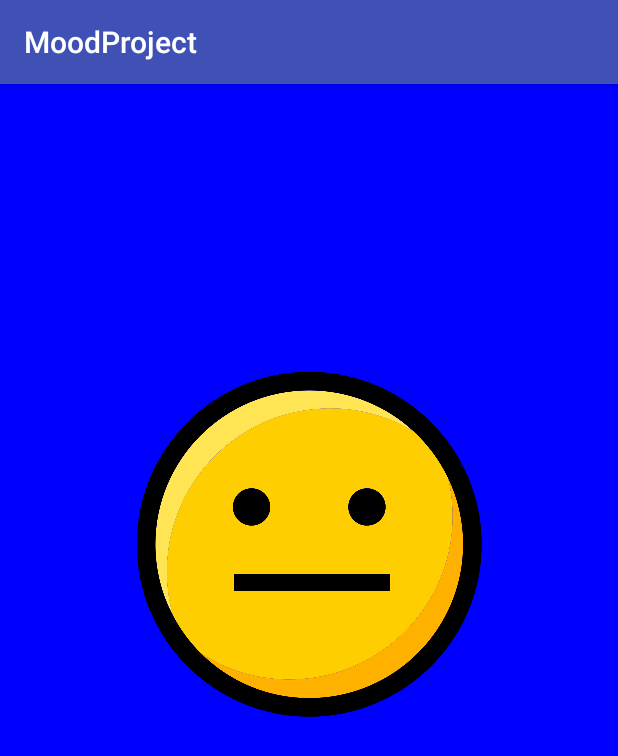
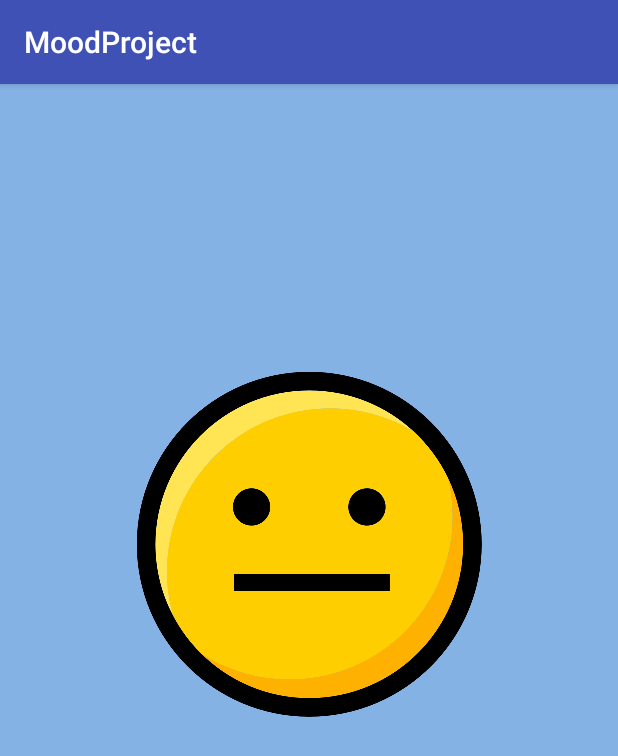
Before and after one commit to Kokumi/ProjectMood, an Android app: the screen it shows after launch (MainActivity), on a phone screen of 412 x 824 dp. Shown: the top 756 px of the screen. Run offline under Robolectric (Android 15) with nearby library versions, the phone set to English and light mode, and no system bars; 2 statements that could not run were skipped.

Commit message:
Modification des couleurs

```diff
--- a/app/src/main/res/values/colors.xml
+++ b/app/src/main/res/values/colors.xml
@@ -3,4 +3,9 @@
     <color name="colorPrimary">#3F51B5</color>
     <color name="colorPrimaryDark">#303F9F</color>
     <color name="colorAccent">#FF4081</color>
+    <color name="goodGreen">#b7e786</color>
+    <color name="badRed">#dc3c50</color>
+    <color name="normalBlue">#85b2e5</color>
+    <color name="dissapointGray">#9a9a9b</color>
+    <color name="greatYellow">#f6ea50</color>
 </resources>
```
Also changed, not shown: app/src/main/java/com/debruyckere/florian/moodproject/Controller/MainActivity.java (+6 -6 lines), app/src/main/java/com/debruyckere/florian/moodproject/Model/EmotionAdapter.java (+5 -5 lines).
